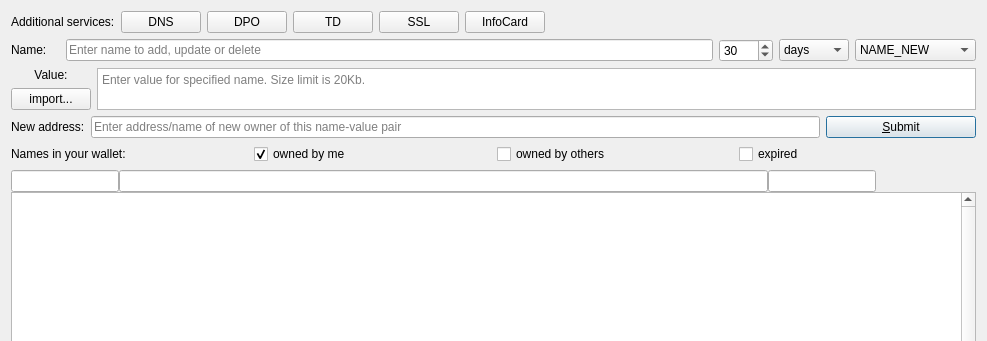
Old version of the form src/qt/forms/managenamespage.ui in the repository sshyran/emercoin; both pictures show x 0 to 987 and y 0 to 341 of the 987 by 565 pixel window.
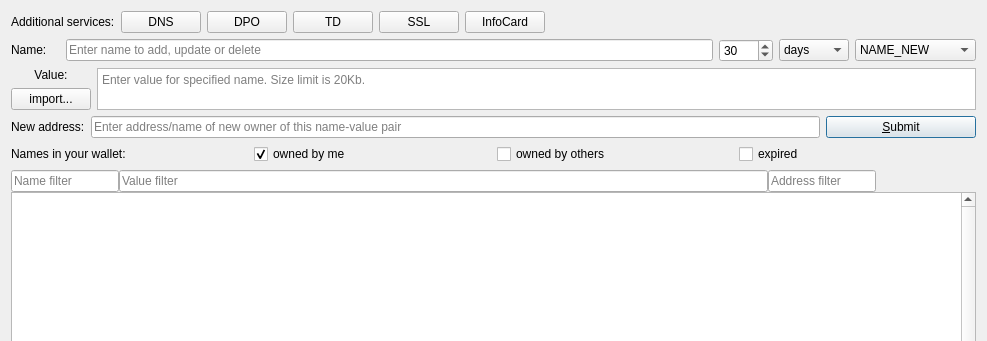
New version of the form. Icons and pictures are not drawn. Custom widgets are drawn as their Qt base class.

Commit message: remove QT_VERSION < 0x050000 from managenames

Diff of the .ui file:
```diff
--- a/src/qt/forms/managenamespage.ui
+++ b/src/qt/forms/managenamespage.ui
@@ -422,6 +422,9 @@
          <property name="text">
           <string notr="true"/>
          </property>
+         <property name="placeholderText">
+          <string>Name filter</string>
+         </property>
         </widget>
        </item>
        <item>
@@ -432,6 +435,9 @@
          <property name="text">
           <string notr="true"/>
          </property>
+         <property name="placeholderText">
+          <string>Value filter</string>
+         </property>
         </widget>
        </item>
        <item>
@@ -448,6 +454,9 @@
          <property name="text">
           <string notr="true"/>
          </property>
+         <property name="placeholderText">
+          <string>Address filter</string>
+         </property>
         </widget>
        </item>
        <item>
```
Left out of the diff: 2 changed lines with no effect on the pictures. The commit also changes 2 other files.
